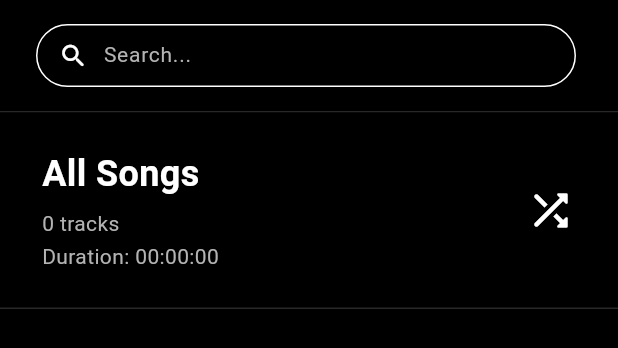
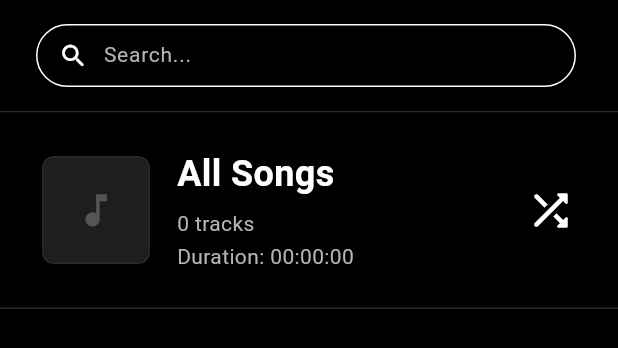
Before and after one commit to noldorsmith005/Lyre, a Flutter app: the MainPanel widget shown alone on an empty page, opened directly with empty values, on a phone screen of 412 x 824 dp. Shown: the top 348 px of the screen. Run offline on Flutter 3.47's test engine with Material 3 defaults, Android fonts, the phone set to English and light mode, and no system bars; our stand-ins replace audio_service, file_picker, flutter_secure_storage, just_audio, sqflite, sqflite_common_ffi; missing offline and left inert: audio_session, window_manager; accounts and stored records are empty; network calls fail; Roboto replaces fonts that are missing (Segoe UI); statements that could not run were skipped.

Commit message:
collage playlist thumbnail; search debounce reduction

```diff
--- a/app/lib/screens/home_screen.dart
+++ b/app/lib/screens/home_screen.dart
@@ -187,7 +187,7 @@ class _HomeScreenState extends State<HomeScreen> {
     }
 
     if (_serverConnection) {
-      _searchDebounce = Timer(const Duration(milliseconds: 1000), () async {
+      _searchDebounce = Timer(const Duration(milliseconds: 500), () async {
         if (!mounted) return;
         try {
           final results = await widget.serverClient.searchTracks(query);
--- a/app/lib/screens/mobile/search_screen.dart
+++ b/app/lib/screens/mobile/search_screen.dart
@@ -85,7 +85,7 @@ class _SearchScreenState extends State<SearchScreen> {
     final isServer = _isServerConnected && widget.serverClient != null;
 
     if (isServer && !immediate) {
-      _searchDebounce = Timer(const Duration(milliseconds: 1000), () {
+      _searchDebounce = Timer(const Duration(milliseconds: 500), () {
         _executeSearch(query);
       });
     } else {
--- a/app/lib/utils/layout_constants.dart
+++ b/app/lib/utils/layout_constants.dart
@@ -16,6 +16,7 @@ class LayoutConstants {
 
   // Thumbnails
   static double get thumbSize => Platform.isWindows ? 48 : 56;
+  static double get playlistThumbSize => Platform.isWindows ? 64 : 72;
 
   // Padding
   static double get paddingV => Platform.isWindows ? 4 : 6;
--- a/app/lib/widgets/main_panel.dart
+++ b/app/lib/widgets/main_panel.dart
@@ -12,6 +12,7 @@ import '../utils/platform_utils.dart';
 import '../utils/layout_constants.dart';
 import 'track_card.dart';
 import 'track_cover_image.dart';
+import 'playlist_cover_image.dart';
 import 'sync_icon_button.dart';
 
 class MainPanel extends StatefulWidget {
@@ -358,7 +359,16 @@ class _MainPanelState extends State<MainPanel> {
         border: Border(bottom: BorderSide(color: Color(0xFF282828), width: 1)),
       ),
       child: Row(
+        crossAxisAlignment: CrossAxisAlignment.center,
         children: [
+          PlaylistCoverImage(
+            tracks: widget.tracks,
+            appDataPath: widget.appDataPath,
+            width: LayoutConstants.playlistThumbSize,
+            height: LayoutConstants.playlistThumbSize,
+            borderRadius: BorderRadius.circular(8),
+          ),
+          const SizedBox(width: 18),
           Column(
             crossAxisAlignment: CrossAxisAlignment.start,
             children: [
--- /dev/null
+++ b/app/lib/widgets/playlist_cover_image.dart
@@ -0,0 +1,138 @@
+import 'package:flutter/material.dart';
+import '../models/track.dart';
+import 'track_cover_image.dart';
+
+class PlaylistCoverImage extends StatelessWidget {
+  final List<Track>? tracks;
+  final List<int>? trackIDs;
+  final String? appDataPath;
+  final double? width;
+  final double? height;
+  final BorderRadius? borderRadius;
+  final Widget? fallback;
+
+  const PlaylistCoverImage({
+    super.key,
+    this.tracks,
+    this.trackIDs,
+    required this.appDataPath,
+    this.width,
+    this.height,
+    this.borderRadius,
+    this.fallback,
+  });
+
+  List<int> _extractCollageTrackIDs() {
+    if (tracks != null && tracks!.isNotEmpty) {
+      final n = tracks!.length;
+      final i0 = 0;
+      final i1 = (n * 0.25).floor().clamp(0, n - 1);
+      final i2 = (n * 0.50).floor().clamp(0, n - 1);
+      final i3 = n - 1;
+      return [
+        tracks![i0].trackID,
+        tracks![i1].trackID,
+        tracks![i2].trackID,
+        tracks![i3].trackID,
+      ];
+    } else if (trackIDs != null && trackIDs!.isNotEmpty) {
+      if (trackIDs!.length >= 4) {
+        return trackIDs!.sublist(0, 4);
+      }
+      final n = trackIDs!.length;
+      final i0 = 0;
+      final i1 = (n * 0.25).floor().clamp(0, n - 1);
+      final i2 = (n * 0.50).floor().clamp(0, n - 1);
+      final i3 = n - 1;
+      return [
+        trackIDs![i0],
+        trackIDs![i1],
+        trackIDs![i2],
+        trackIDs![i3],
+      ];
+    }
+    return [];
+  }
+
+  Widget _buildFallback(double? effectiveWidth, double? effectiveHeight) {
+    if (fallback != null) return fallback!;
+    final iconSize = effectiveWidth != null ? (effectiveWidth * 0.4).clamp(16.0, 48.0) : 32.0;
+    return Container(
+      width: effectiveWidth,
+      height: effectiveHeight,
+      decoration: BoxDecoration(
+        color: const Color(0xFF1E1E1E),
+        borderRadius: borderRadius ?? BorderRadius.circular(8),
+        border: Border.all(color: const Color(0xFF2A2A2A)),
+      ),
+      child: Center(
+        child: Icon(
+          Icons.music_note,
+          size: iconSize,
+          color: const Color(0xFF555555),
+        ),
+      ),
+    );
+  }
+
+  Widget _buildTile(int trackID, double tileIconSize) {
+    return TrackCoverImage(
+      trackID: trackID,
+      appDataPath: appDataPath,
+      width: double.infinity,
+      height: double.infinity,
+      fit: BoxFit.cover,
+      fallback: Container(
+        color: const Color(0xFF1E1E1E),
+        child: Center(
+          child: Icon(
+            Icons.music_note,
+            size: tileIconSize,
+            color: const Color(0xFF444444),
+          ),
+        ),
+      ),
+    );
+  }
+
+  @override
+  Widget build(BuildContext context) {
+    final ids = _extractCollageTrackIDs();
+    if (ids.isEmpty) {
+      return _buildFallback(width, height);
+    }
+
+    final tileIconSize = width != null ? (width! * 0.2).clamp(12.0, 24.0) : 16.0;
+
+    return Container(
+      width: width,
+      height: height,
+      decoration: BoxDecoration(
+        color: const Color(0xFF1E1E1E),
+        borderRadius: borderRadius ?? BorderRadius.circular(8),
+        border: Border.all(color: const Color(0xFF2A2A2A)),
+      ),
+      clipBehavior: Clip.antiAlias,
+      child: Column(
+        children: [
+          Expanded(
+            child: Row(
+              children: [
+                Expanded(child: _buildTile(ids[0], tileIconSize)),
+                Expanded(child: _buildTile(ids[1], tileIconSize)),
+              ],
+            ),
+          ),
+          Expanded(
+            child: Row(
+              children: [
+                Expanded(child: _buildTile(ids[2], tileIconSize)),
+                Expanded(child: _buildTile(ids[3], tileIconSize)),
+              ],
+            ),
+          ),
+        ],
+      ),
+    );
+  }
+}
--- a/toDo.txt
+++ b/toDo.txt
@@ -6,8 +6,7 @@ Bugs:
     -scroll playlist manager desktop
 
 Mods:
-    -Collage for playlist thumbnails
-    -reduce search debounce to 500ms
+    -
 
 General:
     -
```
Also changed, not shown: app/lib/screens/mobile/playlist_list_screen.dart (+25 -31 lines).
